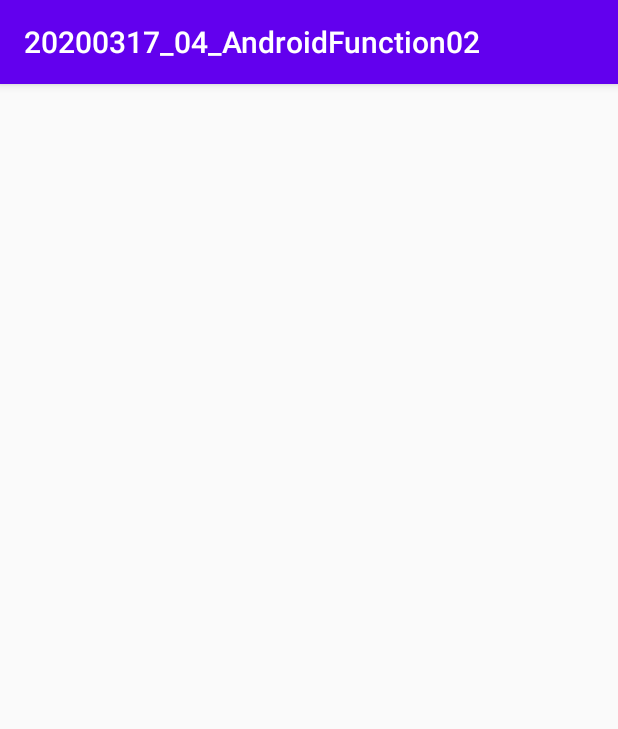
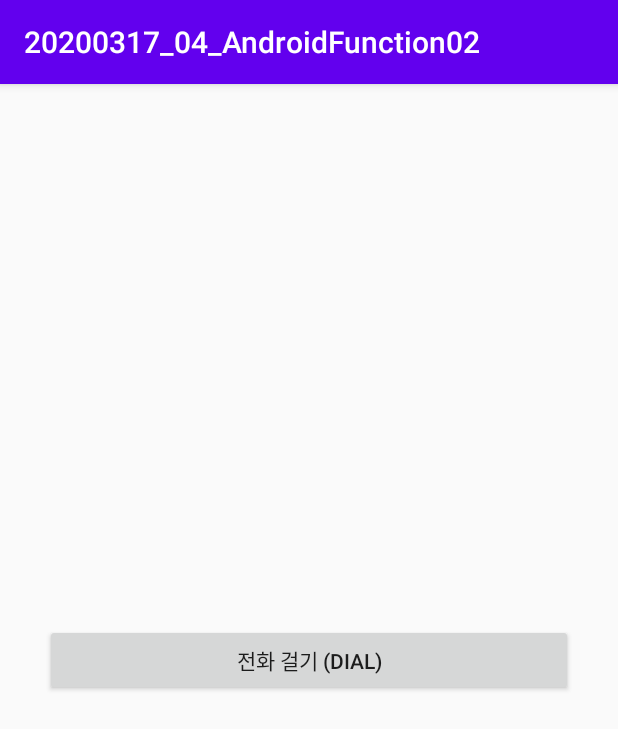
Before and after one commit to kbh3307/20200317_04_AndroidFunction02, an Android app: the screen it shows after launch (MainActivity), on a phone screen of 412 x 824 dp. Shown: the top 729 px of the screen. Run offline under Robolectric (Android 15) with nearby library versions, the phone set to English and light mode, and no system bars; our stand-ins replace data binding.

Commit message:
전화 걸기 직전 화면

```diff
--- a/app/src/main/java/kr/co/tjoeun/a20200317_04_androidfunction02/MainActivity.java
+++ b/app/src/main/java/kr/co/tjoeun/a20200317_04_androidfunction02/MainActivity.java
@@ -3,7 +3,10 @@ package kr.co.tjoeun.a20200317_04_androidfunction02;
 import androidx.appcompat.app.AppCompatActivity;
 import androidx.databinding.DataBindingUtil;
 
+import android.content.Intent;
+import android.net.Uri;
 import android.os.Bundle;
+import android.view.View;
 
 import kr.co.tjoeun.a20200317_04_androidfunction02.databinding.ActivityMainBinding;
 
@@ -15,5 +18,19 @@ public class MainActivity extends AppCompatActivity {
     protected void onCreate(Bundle savedInstanceState) {
         super.onCreate(savedInstanceState);
         binding = DataBindingUtil.setContentView(this,R.layout.activity_main);
+
+        binding.dialBtn.setOnClickListener(new View.OnClickListener() {
+            @Override
+            public void onClick(View v) {
+//                다른 화면으로 이동 : Intent
+//                => 우리가 만든게 아니라, 안드로이드가 제공하는 화면으로 이동
+//                => 전화 걸기 화면
+
+//                어느 화면으로 갈지 => 안드로이드가 요구하는 양식으로 작성 : Uri
+                Uri uri = Uri.parse("tel:01051123237");
+                Intent intent = new Intent(Intent.ACTION_DIAL, uri);
+                startActivity(intent);
+            }
+        });
     }
 }
--- a/app/src/main/res/layout/activity_main.xml
+++ b/app/src/main/res/layout/activity_main.xml
@@ -6,7 +6,14 @@
         android:layout_width="match_parent"
         android:layout_height="match_parent"
         android:orientation="vertical"
+        android:gravity="center"
+        android:padding="30dp"
         tools:context=".MainActivity">
 
+        <Button
+            android:id="@+id/dialBtn"
+            android:layout_width="match_parent"
+            android:layout_height="wrap_content"
+            android:text="전화 걸기 (DIAL)" />
     </LinearLayout>
 </layout>
```
